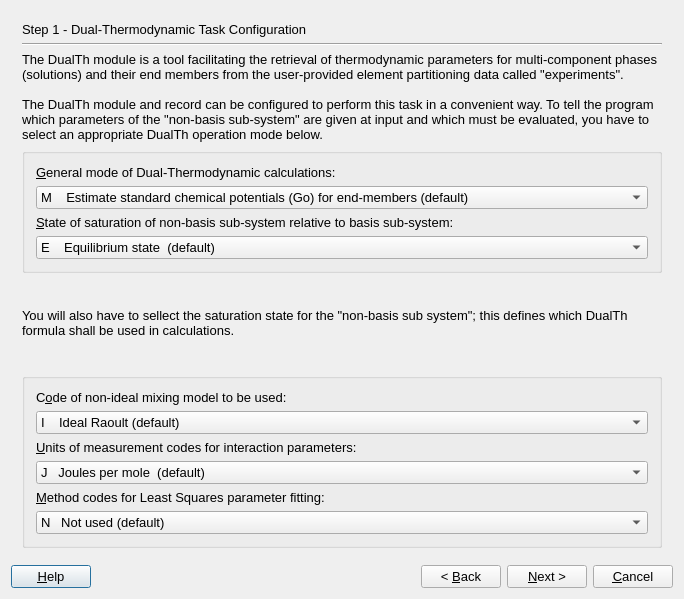
The window that gems3/vizor4/dlg4/DualThWizard4.ui (gemshub/GEMSGUI) describes before a commit, drawn with Qt 5.
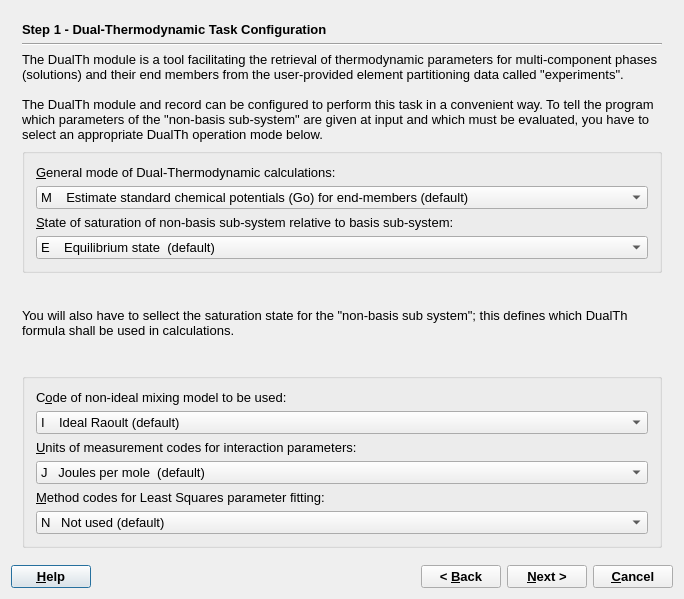
The same window after the commit.

```diff
--- a/gems3/vizor4/dlg4/DualThWizard4.ui
+++ b/gems3/vizor4/dlg4/DualThWizard4.ui
@@ -6,7 +6,7 @@
    <rect>
     <x>0</x>
     <y>0</y>
-    <width>675</width>
+    <width>677</width>
     <height>599</height>
    </rect>
   </property>
@@ -49,6 +49,12 @@
            <verstretch>0</verstretch>
           </sizepolicy>
          </property>
+         <property name="font">
+          <font>
+           <weight>75</weight>
+           <bold>true</bold>
+          </font>
+         </property>
          <property name="text">
           <string>Step 1 - Dual-Thermodynamic Task Configuration</string>
          </property>
@@ -1053,6 +1059,12 @@
     <layout class="QHBoxLayout">
      <item>
       <widget class="QPushButton" name="pHelp">
+       <property name="font">
+        <font>
+         <weight>75</weight>
+         <bold>true</bold>
+        </font>
+       </property>
        <property name="text">
         <string>&amp;Help</string>
        </property>
@@ -1073,6 +1085,12 @@
      </item>
      <item>
       <widget class="QPushButton" name="pBack">
+       <property name="font">
+        <font>
+         <weight>75</weight>
+         <bold>true</bold>
+        </font>
+       </property>
        <property name="text">
         <string>&lt; &amp;Back</string>
        </property>
@@ -1080,6 +1098,12 @@
      </item>
      <item>
       <widget class="QPushButton" name="pNext">
+       <property name="font">
+        <font>
+         <weight>75</weight>
+         <bold>true</bold>
+        </font>
+       </property>
        <property name="text">
         <string>&amp;Next &gt;</string>
        </property>
@@ -1087,6 +1111,12 @@
      </item>
      <item>
       <widget class="QPushButton" name="pCancel">
+       <property name="font">
+        <font>
+         <weight>75</weight>
+         <bold>true</bold>
+        </font>
+       </property>
        <property name="text">
         <string>&amp;Cancel</string>
        </property>
```
Left out of the diff: 18 changed lines with no effect on the pictures.
